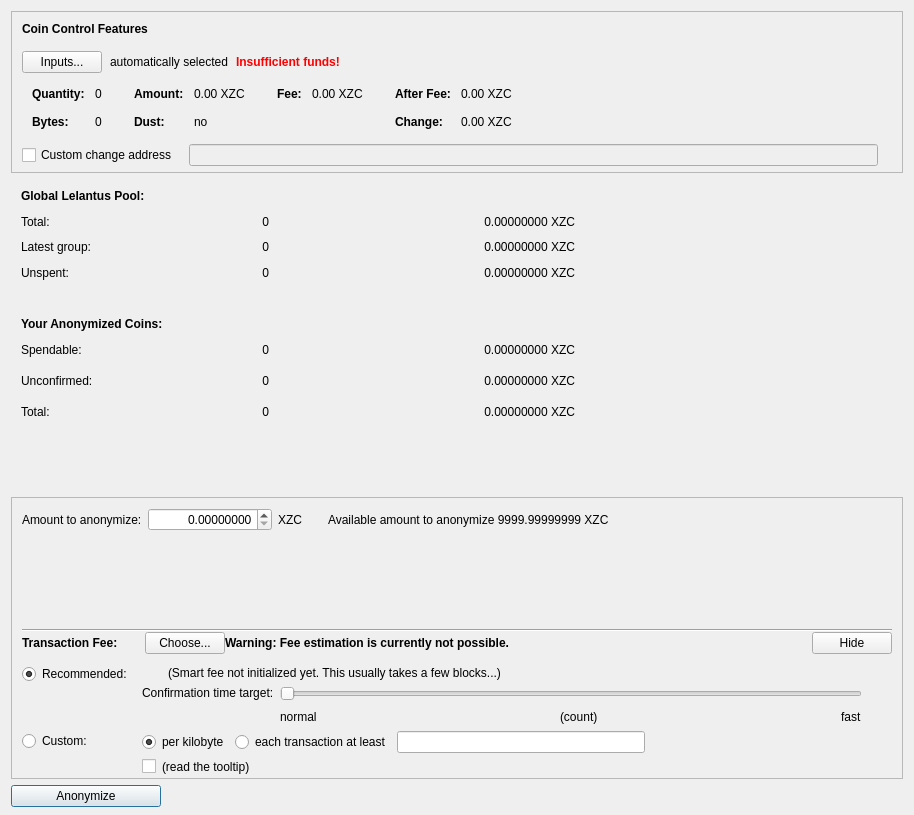
First picture: the form in src/qt/forms/lelantusdialog.ui, repository firoorg/firo, before the edit.
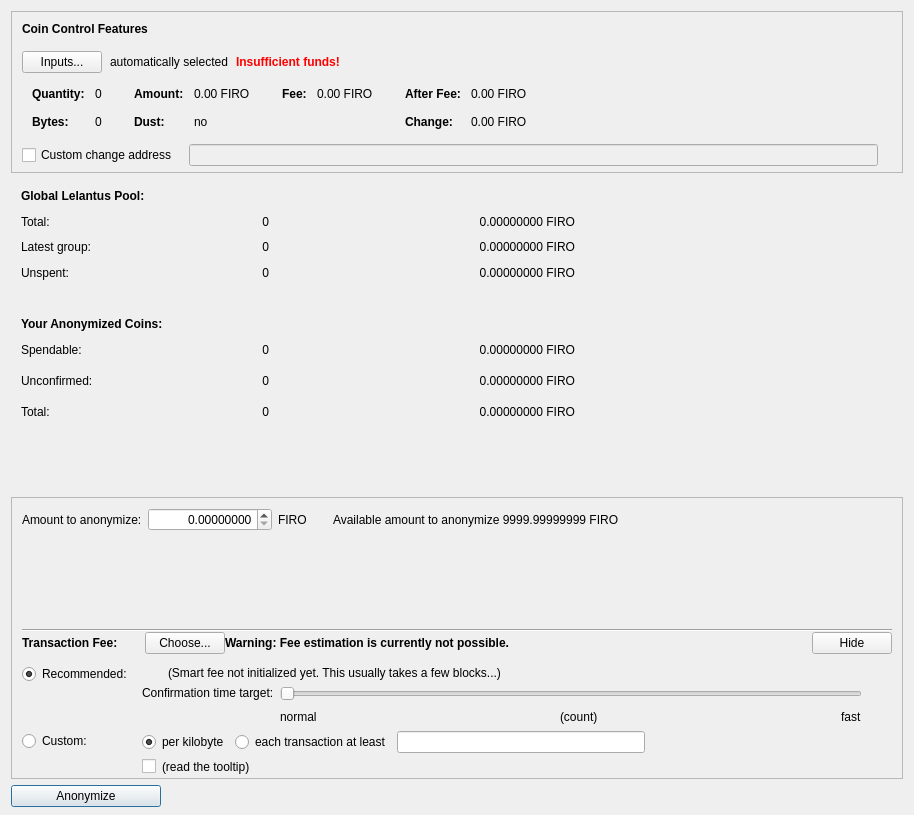
Second picture: the form after the edit. Icons and pictures are not drawn. Custom widgets are drawn as their Qt base class.

Commit message: Rename zcoin->firo

What changed in the file:
```diff
--- a/src/qt/forms/lelantusdialog.ui
+++ b/src/qt/forms/lelantusdialog.ui
@@ -324,7 +324,7 @@
                   <enum>Qt::ActionsContextMenu</enum>
                  </property>
                  <property name="text">
-                  <string notr="true">0.00 XZC</string>
+                  <string notr="true">0.00 FIRO</string>
                  </property>
                  <property name="textInteractionFlags">
                   <set>Qt::LinksAccessibleByMouse|Qt::TextSelectableByKeyboard|Qt::TextSelectableByMouse</set>
@@ -404,7 +404,7 @@
                   <enum>Qt::ActionsContextMenu</enum>
                  </property>
                  <property name="text">
-                  <string notr="true">0.00 XZC</string>
+                  <string notr="true">0.00 FIRO</string>
                  </property>
                  <property name="textInteractionFlags">
                   <set>Qt::LinksAccessibleByMouse|Qt::TextSelectableByKeyboard|Qt::TextSelectableByMouse</set>
@@ -455,7 +455,7 @@
                   <enum>Qt::ActionsContextMenu</enum>
                  </property>
                  <property name="text">
-                  <string notr="true">0.00 XZC</string>
+                  <string notr="true">0.00 FIRO</string>
                  </property>
                  <property name="textInteractionFlags">
                   <set>Qt::LinksAccessibleByMouse|Qt::TextSelectableByKeyboard|Qt::TextSelectableByMouse</set>
@@ -484,7 +484,7 @@
                   <enum>Qt::ActionsContextMenu</enum>
                  </property>
                  <property name="text">
-                  <string notr="true">0.00 XZC</string>
+                  <string notr="true">0.00 FIRO</string>
                  </property>
                  <property name="textInteractionFlags">
                   <set>Qt::LinksAccessibleByMouse|Qt::TextSelectableByKeyboard|Qt::TextSelectableByMouse</set>
@@ -622,7 +622,7 @@
           </size>
          </property>
          <property name="text">
-          <string>0.00000000 XZC</string>
+          <string>0.00000000 FIRO</string>
          </property>
          <property name="alignment">
           <set>Qt::AlignRight|Qt::AlignTrailing|Qt::AlignVCenter</set>
@@ -680,7 +680,7 @@
           </size>
          </property>
          <property name="text">
-          <string>0.00000000 XZC</string>
+          <string>0.00000000 FIRO</string>
          </property>
          <property name="alignment">
           <set>Qt::AlignRight|Qt::AlignTrailing|Qt::AlignVCenter</set>
@@ -729,7 +729,7 @@
           </size>
          </property>
          <property name="text">
-          <string>0.00000000 XZC</string>
+          <string>0.00000000 FIRO</string>
          </property>
          <property name="alignment">
           <set>Qt::AlignRight|Qt::AlignTrailing|Qt::AlignVCenter</set>
@@ -755,7 +755,7 @@
           </size>
          </property>
          <property name="text">
-          <string>0.00000000 XZC</string>
+          <string>0.00000000 FIRO</string>
          </property>
          <property name="alignment">
           <set>Qt::AlignRight|Qt::AlignTrailing|Qt::AlignVCenter</set>
@@ -838,7 +838,7 @@
           </size>
          </property>
          <property name="text">
-          <string>0.00000000 XZC</string>
+          <string>0.00000000 FIRO</string>
          </property>
          <property name="alignment">
           <set>Qt::AlignRight|Qt::AlignTrailing|Qt::AlignVCenter</set>
@@ -865,7 +865,7 @@
        <item row="2" column="2">
         <widget class="QLabel" name="globalLatestGroupCoinsAmount">
          <property name="text">
-          <string>0.00000000 XZC</string>
+          <string>0.00000000 FIRO</string>
          </property>
          <property name="alignment">
           <set>Qt::AlignRight|Qt::AlignTrailing|Qt::AlignVCenter</set>
@@ -988,7 +988,7 @@
         <item>
          <widget class="QLabel" name="anonymizeUnit">
           <property name="text">
-           <string>XZC</string>
+           <string>FIRO</string>
           </property>
          </widget>
         </item>
@@ -1011,7 +1011,7 @@
         <item>
          <widget class="QLabel" name="availableAmounToAnonymize">
           <property name="text">
-           <string>Available amount to anonymize 9999.99999999 XZC</string>
+           <string>Available amount to anonymize 9999.99999999 FIRO</string>
           </property>
          </widget>
         </item>
```
Left out of the diff: 4 changed lines with no effect on the pictures. The commit also changes 377 other files.
